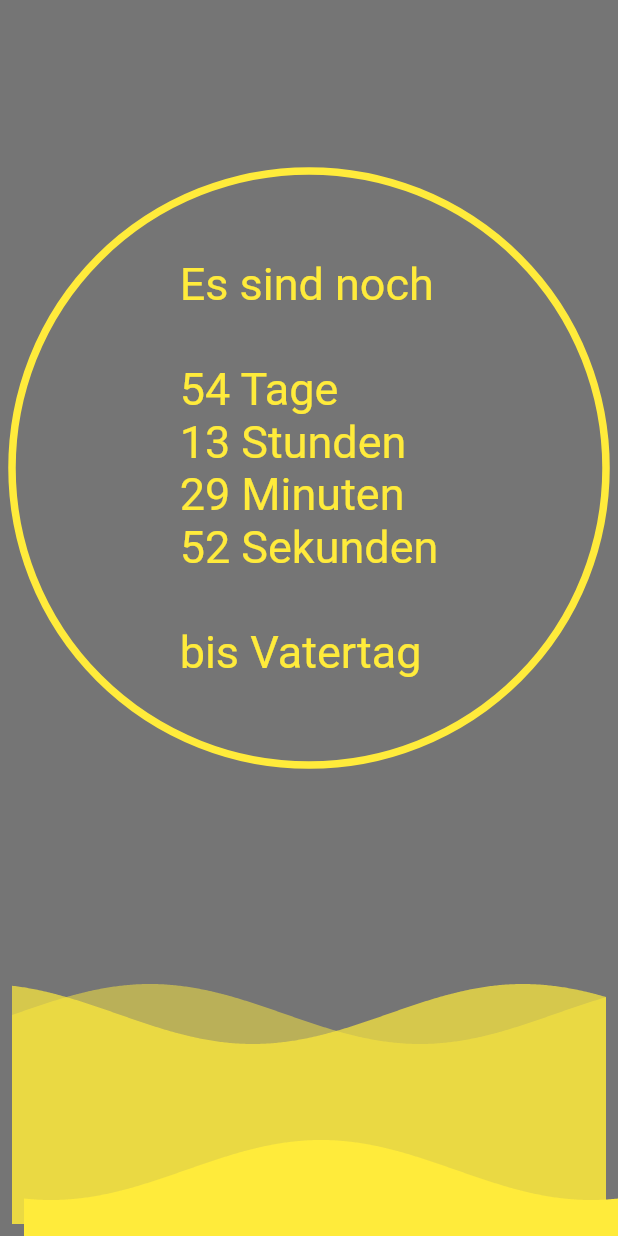
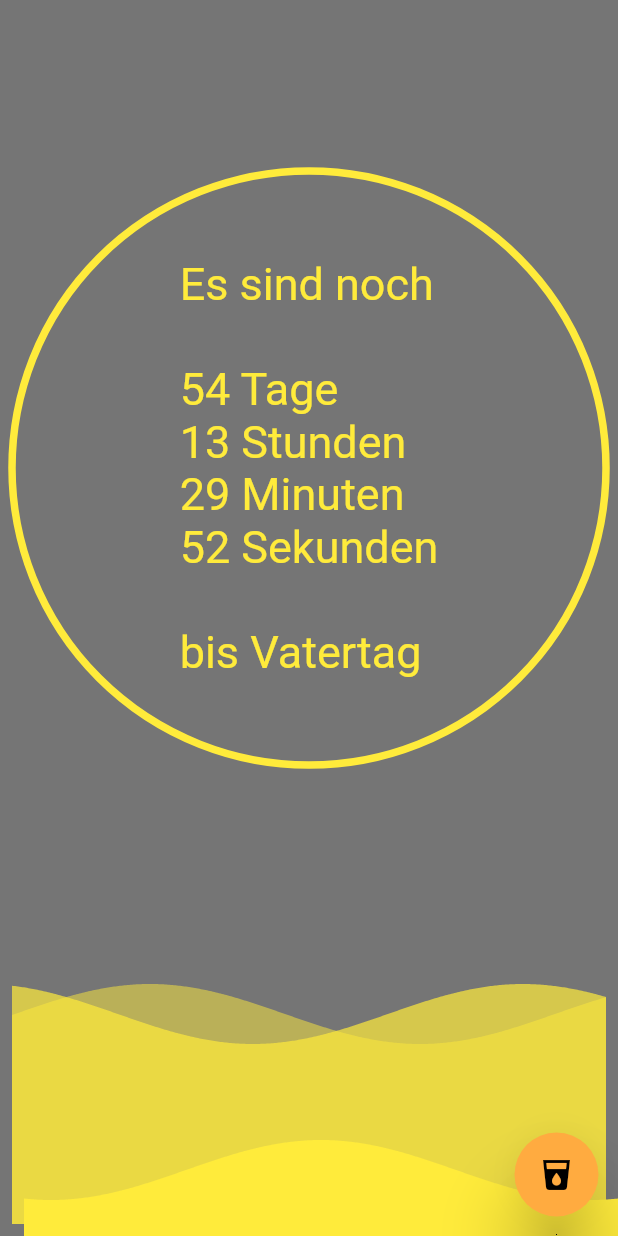
Before and after one commit to SirBeefus/vatertags, a Flutter app: the screen it shows after launch, on a phone screen of 412 x 824 dp. Run offline on Flutter 3.47's test engine with Material 2 defaults, Android fonts, the phone set to English and light mode, and no system bars; our stand-ins replace cloud_firestore, simple_animations; accounts and stored records are empty.

Commit message:
Add user interaction via voting for drinks

```diff
--- a/vatertags/lib/main.dart
+++ b/vatertags/lib/main.dart
@@ -1,11 +1,11 @@
 import 'package:flutter/cupertino.dart';
 import 'package:flutter/material.dart';
-import 'dart:math' as math;
-import 'package:vector_math/vector_math.dart' as Vector;
-import 'package:flutter/foundation.dart';
 import 'package:flutter/widgets.dart';
 import 'package:flutter/animation.dart';
+import 'dart:math' as math;
 import 'particle.dart';
+import 'social.dart';
+import 'wave.dart';
 
 void main() => runApp(MaterialApp(
   home: MyApp(),
@@ -104,7 +104,7 @@ class MyAppState extends State<MyApp> with TickerProviderStateMixin {
                           ],
                         ),
                       ),
-                      Positioned.fill(child: Particles(30))
+                      Positioned.fill(child: Particles(30, 'Bier'))
                     ],
                   ),
                 ),
@@ -153,6 +153,18 @@ class MyAppState extends State<MyApp> with TickerProviderStateMixin {
                       ),
                     ),
                   ),
+                  Positioned(
+                    bottom: 5,
+                    right: 5,
+                    child: FloatingActionButton(
+                      backgroundColor: Colors.orangeAccent,
+                      elevation: 20,
+                      child: Icon(Icons.local_drink),
+                      onPressed: (){
+                        Navigator.of(context).push(_createRoute());
+                      },
+                    ),
+                  ),
                 ]
               ),
             ),
@@ -163,87 +175,7 @@ class MyAppState extends State<MyApp> with TickerProviderStateMixin {
   }
 }
 
-class WaveBody extends StatefulWidget {
-  final Size size;
-  final int xOffset;
-  final int yOffset;
-  final Color color;
-  final Duration duration;
-  final Text text;
 
-  WaveBody(
-      {Key key, @required this.size, this.xOffset, this.yOffset, this.color, this.duration, this.text})
-      : super(key: key);
-
-  @override
-  State<StatefulWidget> createState() {
-    return new _WaveBodyState();
-  }
-}
-
-class _WaveBodyState extends State<WaveBody> with TickerProviderStateMixin {
-  AnimationController animationController;
-  List<Offset> animList1 = [];
-
-  @override
-  void initState() {
-    super.initState();
-
-    animationController = new AnimationController(
-        vsync: this,
-        duration: widget.duration
-    );
-
-    animationController.addListener(() {
-      animList1.clear();
-      for (int i = -2 - widget.xOffset;
-      i <= widget.size.width.toInt() + 2;
-      i++) {
-        animList1.add(new Offset(
-            i.toDouble() + widget.xOffset,
-            math.sin((animationController.value * 360 - i) %
-                360 *
-                Vector.degrees2Radians) *
-                20 +
-                50 +
-                widget.yOffset));
-      }
-    });
-    animationController.repeat();
-  }
-
-  @override
-  void dispose() {
-    animationController.dispose();
-    super.dispose();
-  }
-
-  @override
-  Widget build(BuildContext context) {
-    return new Container(
-      alignment: Alignment.center,
-      child: new AnimatedBuilder(
-        animation: new CurvedAnimation(
-          parent: animationController,
-          curve: Curves.easeInOut,
-        ),
-        builder: (context, child) => new ClipPath(
-          child: Stack(
-            children: <Widget> [
-              Container(
-                width: widget.size.width,
-                height: widget.size.height,
-                color: widget.color,
-                child: widget.text,
-              ),
-            ]
-          ),
-          clipper: new WaveClipper(animationController.value, animList1),
-        ),
-      ),
-    );
-  }
-}
 
 class TimerPainter extends CustomPainter {
   TimerPainter({
@@ -277,26 +209,21 @@ class TimerPainter extends CustomPainter {
   }
 }
 
-class WaveClipper extends CustomClipper<Path> {
-  final double animation;
 
-  List<Offset> waveList1 = [];
+Route _createRoute() {
+  return PageRouteBuilder(
+    pageBuilder: (context, animation, secondaryAnimation) => SocialPage(),
+    transitionsBuilder: (context, animation, secondaryAnimation, child) {
+      var begin = Offset(0.0, 1.0);
+      var end = Offset.zero;
+      var curve = Curves.ease;
 
-  WaveClipper(this.animation, this.waveList1);
+      var tween = Tween(begin: begin, end: end).chain(CurveTween(curve: curve));
 
-  @override
-  Path getClip(Size size) {
-    Path path = new Path();
-
-    path.addPolygon(waveList1, false);
-
-    path.lineTo(size.width, size.height);
-    path.lineTo(0.0, size.height);
-    path.close();
-    return path;
-  }
-
-  @override
-  bool shouldReclip(WaveClipper oldClipper) =>
-      animation != oldClipper.animation;
+      return SlideTransition(
+        position: animation.drive(tween),
+        child: child,
+      );
+    },
+  );
 }
--- a/vatertags/lib/particle.dart
+++ b/vatertags/lib/particle.dart
@@ -1,13 +1,15 @@
 import 'dart:math';
+import 'dart:ui';
 
-import 'package:flutter/material.dart';
+import 'package:flutter/material.dart' hide TextStyle;
 import 'package:simple_animations/simple_animations.dart';
 
 
 class Particles extends StatefulWidget {
   final int numberOfParticles;
+  final String text;
 
-  Particles(this.numberOfParticles);
+  Particles(this.numberOfParticles, this.text);
 
   @override
   _ParticlesState createState() => _ParticlesState();
@@ -17,6 +19,7 @@ class _ParticlesState extends State<Particles> {
   final Random random = Random();
 
   final List<ParticleModel> particles = [];
+
 
   @override
   void initState() {
@@ -33,7 +36,7 @@ class _ParticlesState extends State<Particles> {
       onTick: _simulateParticles,
       builder: (context, time) {
         return CustomPaint(
-          painter: ParticlePainter(particles, time),
+          painter: ParticlePainter(particles, time, widget.text),
         );
       },
     );
@@ -55,7 +58,7 @@ class ParticleModel {
   }
 
   restart({Duration time = Duration.zero}) {
-    final startPosition = Offset(-0.2 + 1.4 * random.nextDouble(), 1.2);
+    final startPosition = Offset(-0.2 + 1.4 * random.nextDouble(), 1.4);
     final endPosition = Offset(-0.2 + 1.4 * random.nextDouble(), -0.2);
     final duration = Duration(milliseconds: 500 + random.nextInt(12000));
 
@@ -81,20 +84,31 @@ class ParticleModel {
 class ParticlePainter extends CustomPainter {
   List<ParticleModel> particles;
   Duration time;
+  String text;
 
-  ParticlePainter(this.particles, this.time);
+  ParticlePainter(this.particles, this.time, this.text);
 
   @override
   void paint(Canvas canvas, Size size) {
     final paint = Paint()..color = Colors.yellow.withAlpha(50);
 
-    particles.forEach((particle) {
+    particles.asMap().forEach((index, particle) {
       var progress = particle.animationProgress.progress(time);
       final animation = particle.tween.transform(progress);
-      final position =
-      Offset(animation["x"] * size.width, animation["y"] * size.height);
+      final position = Offset(animation["x"] * size.width, animation["y"] * size.height);
+      if(index == 15) {
+        final textStyle = TextStyle(color: Color.fromRGBO(255, 127, 80, 0.5));
+        final paragraphStyle = ParagraphStyle(textAlign: TextAlign.center);
+        final paragraphBuilder = ParagraphBuilder(paragraphStyle)
+          ..pushStyle(textStyle)
+          ..addText(text);
+        final paragraph = paragraphBuilder.build()
+          ..layout(ParagraphConstraints(width: 100));
+        canvas.drawParagraph(paragraph, position);
+      }
       canvas.drawCircle(position, size.width * 0.2 * particle.size, paint);
     });
+
   }
 
   @override
--- /dev/null
+++ b/vatertags/lib/wave.dart
@@ -0,0 +1,110 @@
+import 'package:flutter/material.dart';
+import 'dart:math' as math;
+import 'package:vector_math/vector_math.dart' as Vector;
+import 'package:flutter/foundation.dart';
+
+class WaveBody extends StatefulWidget {
+  final Size size;
+  final int xOffset;
+  final int yOffset;
+  final Color color;
+  final Duration duration;
+  final Text text;
+
+  WaveBody(
+      {Key key, @required this.size, this.xOffset, this.yOffset, this.color, this.duration, this.text})
+      : super(key: key);
+
+  @override
+  State<StatefulWidget> createState() {
+    return new _WaveBodyState();
+  }
+}
+
+class _WaveBodyState extends State<WaveBody> with TickerProviderStateMixin {
+  AnimationController animationController;
+  List<Offset> animList1 = [];
+
+  @override
+  void initState() {
+    super.initState();
+
+    animationController = new AnimationController(
+        vsync: this,
+        duration: widget.duration
+    );
+
+    animationController.addListener(() {
+      animList1.clear();
+      for (int i = -2 - widget.xOffset;
+      i <= widget.size.width.toInt() + 2;
+      i++) {
+        animList1.add(new Offset(
+            i.toDouble() + widget.xOffset,
+            math.sin((animationController.value * 360 - i) %
+                360 *
+                Vector.degrees2Radians) *
+                20 +
+                50 +
+                widget.yOffset));
+      }
+    });
+    animationController.repeat();
+  }
+
+  @override
+  void dispose() {
+    animationController.dispose();
+    super.dispose();
+  }
+
+  @override
+  Widget build(BuildContext context) {
+    return new Container(
+      alignment: Alignment.center,
+      child: new AnimatedBuilder(
+        animation: new CurvedAnimation(
+          parent: animationController,
+          curve: Curves.easeInOut,
+        ),
+        builder: (context, child) => new ClipPath(
+          child: Stack(
+              children: <Widget> [
+                Container(
+                  width: widget.size.width,
+                  height: widget.size.height,
+                  color: widget.color,
+                  child: widget.text,
+                ),
+              ]
+          ),
+          clipper: new WaveClipper(animationController.value, animList1),
+        ),
+      ),
+    );
+  }
+}
+
+class WaveClipper extends CustomClipper<Path> {
+  final double animation;
+
+  List<Offset> waveList1 = [];
+
+  WaveClipper(this.animation, this.waveList1);
+
+  @override
+  Path getClip(Size size) {
+    Path path = new Path();
+
+    path.addPolygon(waveList1, false);
+
+    path.lineTo(size.width, size.height);
+    path.lineTo(0.0, size.height);
+    path.close();
+    return path;
+  }
+
+  @override
+  bool shouldReclip(WaveClipper oldClipper) =>
+      animation != oldClipper.animation;
+}
```
Also changed, not shown: vatertags/lib/social.dart (added, +87 -0 lines), vatertags/pubspec.lock, 4 other files.
